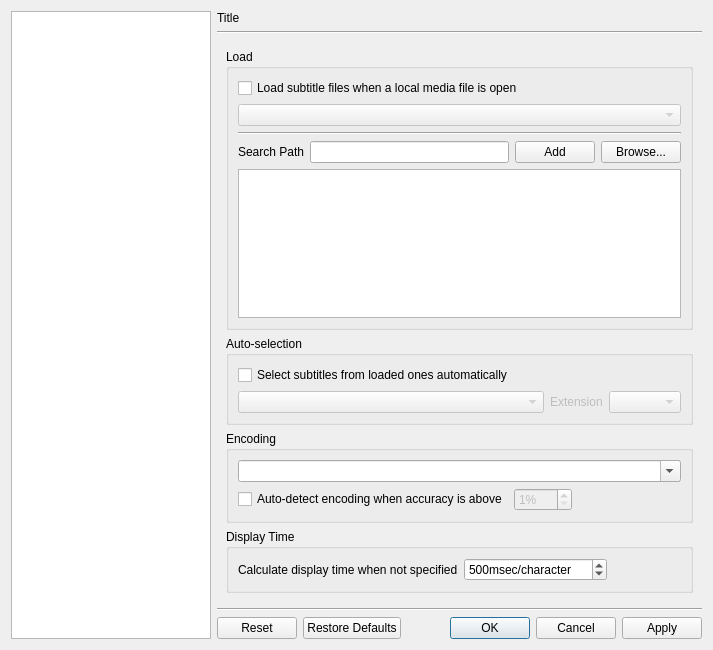
Old version of the form src/cmplayer/ui/prefdialog.ui in the repository bylee20/bomi.
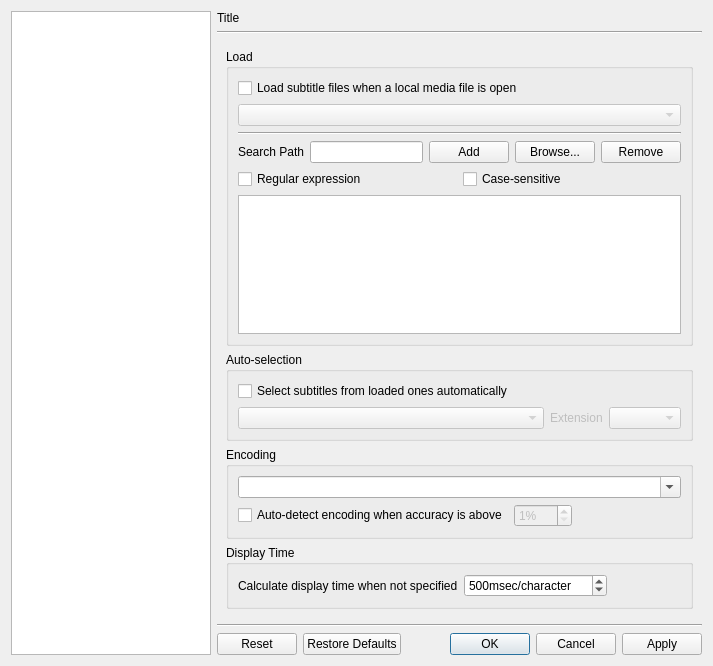
New version of the form. The open tabs and pages were chosen to show the change. Icons and pictures are not drawn. Custom widgets are drawn as their Qt base class.

Commit message: * New: regular expression support for subtitle search path (#114)

What changed in the file:
```diff
--- a/src/cmplayer/ui/prefdialog.ui
+++ b/src/cmplayer/ui/prefdialog.ui
@@ -7,7 +7,7 @@
     <x>0</x>
     <y>0</y>
     <width>713</width>
-    <height>650</height>
+    <height>666</height>
    </rect>
   </property>
   <property name="styleSheet">
@@ -767,10 +767,39 @@
                 </property>
                </widget>
               </item>
+              <item>
+               <widget class="QPushButton" name="sub_search_path_remove">
+                <property name="text">
+                 <string>Remove</string>
+                </property>
+               </widget>
+              </item>
              </layout>
             </item>
             <item>
-             <widget class="QListView" name="sub_search_paths"/>
+             <layout class="QHBoxLayout" name="horizontalLayout_33">
+              <item>
+               <widget class="QCheckBox" name="sub_search_regex">
+                <property name="text">
+                 <string>Regular expression</string>
+                </property>
+               </widget>
+              </item>
+              <item>
+               <widget class="QCheckBox" name="sub_search_case_sensitive">
+                <property name="text">
+                 <string>Case-sensitive</string>
+                </property>
+               </widget>
+              </item>
+             </layout>
+            </item>
+            <item>
+             <widget class="QTreeView" name="sub_search_paths">
+              <property name="rootIsDecorated">
+               <bool>false</bool>
+              </property>
+             </widget>
             </item>
            </layout>
           </widget>
```
Left out of the diff: 2 changed lines with no effect on the pictures. The commit also changes 11 other files.
